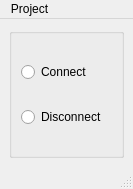
ProfNitz/nuRay, file nuRMainWindow.ui: the form before one commit.
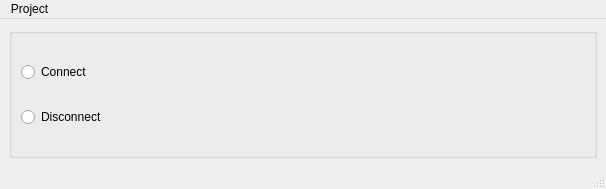
The form after the commit.

Commit message:
temporary fix of small main window
horizontal size increased

Diff of the .ui file:
```diff
--- a/nuRMainWindow.ui
+++ b/nuRMainWindow.ui
@@ -6,7 +6,7 @@
    <rect>
     <x>0</x>
     <y>0</y>
-    <width>133</width>
+    <width>606</width>
     <height>189</height>
    </rect>
   </property>
@@ -54,7 +54,7 @@
     <rect>
      <x>0</x>
      <y>0</y>
-     <width>133</width>
+     <width>606</width>
      <height>22</height>
     </rect>
    </property>
```
